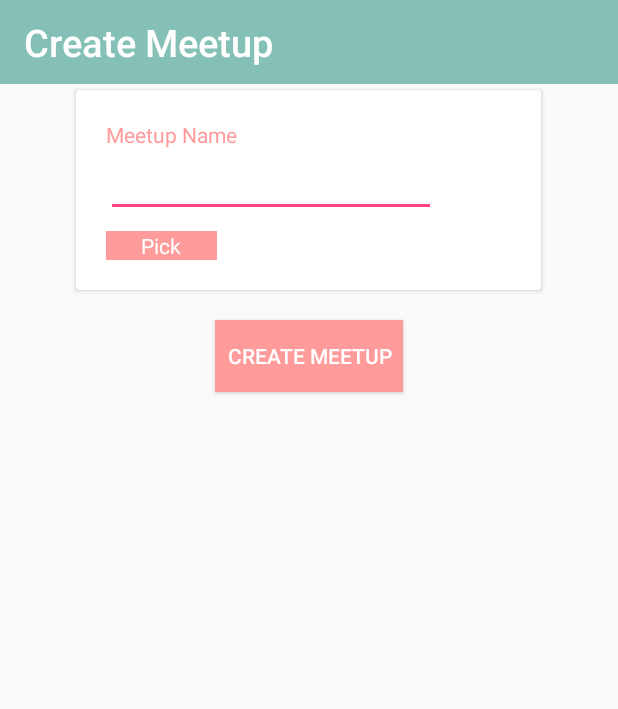
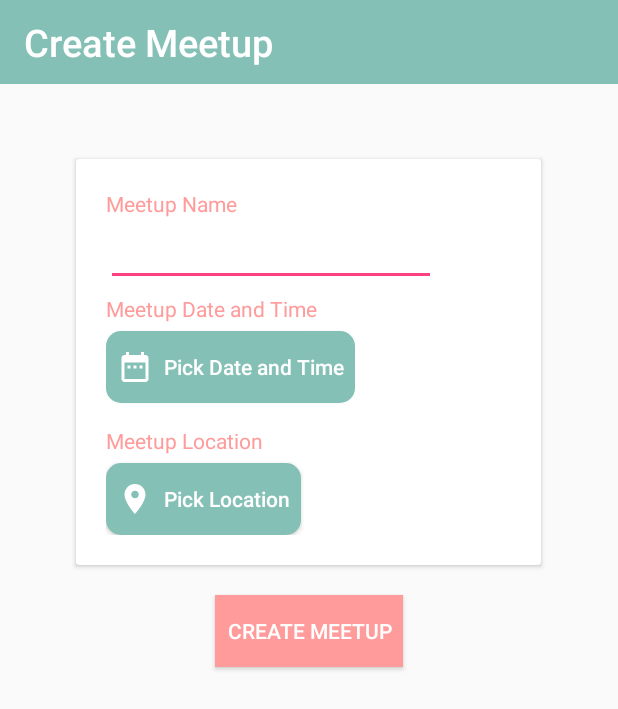
Before and after one commit to saltedfishxx/findastuddy, an Android app: the layout activity_create_meetup.xml on its own in the app's theme, with its tools: preview values and no code run, on a phone screen of 412 x 824 dp. Shown: the top 709 px of the screen. Run offline under Robolectric (Android 15) with nearby library versions, the phone set to English and light mode, and no system bars.

Commit message:
Added in layout for create meetup

```diff
--- /dev/null
+++ b/app/src/main/res/drawable/calendar.xml
@@ -0,0 +1,7 @@
+<vector android:height="24dp" android:tint="#FFFFFF"
+    android:viewportHeight="24.0" android:viewportWidth="24.0"
+    android:width="24dp" xmlns:android="http://schemas.android.com/apk/res/android"
+    >
+
+    <path android:fillColor="#FF000000" android:pathData="M9,11L7,11v2h2v-2zM13,11h-2v2h2v-2zM17,11h-2v2h2v-2zM19,4h-1L18,2h-2v2L8,4L8,2L6,2v2L5,4c-1.11,0 -1.99,0.9 -1.99,2L3,20c0,1.1 0.89,2 2,2h14c1.1,0 2,-0.9 2,-2L21,6c0,-1.1 -0.9,-2 -2,-2zM19,20L5,20L5,9h14v11z"/>
+</vector>
--- /dev/null
+++ b/app/src/main/res/drawable/location.xml
@@ -0,0 +1,5 @@
+<vector android:height="24dp" android:tint="#FFFFFF"
+    android:viewportHeight="24.0" android:viewportWidth="24.0"
+    android:width="24dp" xmlns:android="http://schemas.android.com/apk/res/android">
+    <path android:fillColor="#FF000000" android:pathData="M12,2C8.13,2 5,5.13 5,9c0,5.25 7,13 7,13s7,-7.75 7,-13c0,-3.87 -3.13,-7 -7,-7zM12,11.5c-1.38,0 -2.5,-1.12 -2.5,-2.5s1.12,-2.5 2.5,-2.5 2.5,1.12 2.5,2.5 -1.12,2.5 -2.5,2.5z"/>
+</vector>
--- a/app/src/main/res/layout/activity_create_meetup.xml
+++ b/app/src/main/res/layout/activity_create_meetup.xml
@@ -1,9 +1,10 @@
 <?xml version="1.0" encoding="utf-8"?>
-<android.support.constraint.ConstraintLayout xmlns:android="http://schemas.android.com/apk/res/android"
+<LinearLayout xmlns:android="http://schemas.android.com/apk/res/android"
     xmlns:app="http://schemas.android.com/apk/res-auto"
     xmlns:tools="http://schemas.android.com/tools"
     android:layout_width="match_parent"
     android:layout_height="match_parent"
+    android:orientation="vertical"
     tools:context=".CreateMeetup">
 
     <android.support.v7.widget.Toolbar
@@ -17,14 +18,7 @@
         >
     </android.support.v7.widget.Toolbar>
 
-    <LinearLayout
-        android:layout_width="match_parent"
-        android:layout_height="match_parent"
-        android:gravity="center_horizontal"
-        android:orientation="vertical"
-        android:padding="10dp"
-        tools:layout_editor_absoluteX="0dp"
-        tools:layout_editor_absoluteY="42dp">
+
 
         <android.support.v7.widget.CardView
             android:layout_width="310dp"
@@ -50,16 +44,51 @@
                 <EditText
                     android:id="@+id/editMeetup"
                     android:layout_width="220dp"
-                    android:layout_height="wrap_content" />
+                    android:layout_height="wrap_content"
+                    />
 
                 <TextView
-                    android:layout_width="74dp"
+                    android:layout_width="wrap_content"
                     android:layout_height="wrap_content"
-                    android:background="@color/text_color"
-                    android:text="Pick"
-                    android:textAlignment="center"
+                    android:text="Meetup Date and Time"
+                    android:textColor="@color/text_color"
+                    android:layout_marginTop="5dp"/>
+
+                <Button
+                    android:id="@+id/btnMeetupDateTime"
+                    android:layout_width="wrap_content"
+                    android:layout_height="wrap_content"
+                    android:layout_marginTop="5dp"
+                    android:background="@drawable/rounded_rectangle_green"
+                    android:drawableLeft="@drawable/calendar"
+                    android:drawablePadding="7dp"
+                    android:padding="7dp"
+                    android:text="Pick Date and Time"
                     android:textColor="@color/color_white"
-                    android:layout_marginTop="9dp"/>
+                    android:textAllCaps="false"
+                    />
+
+                <TextView
+                    android:layout_width="wrap_content"
+                    android:layout_height="wrap_content"
+                    android:text="Meetup Location"
+                    android:textColor="@color/text_color"
+                    android:layout_marginTop="15dp"/>
+
+                <Button
+                    android:id="@+id/btnMeetupLocation"
+                    android:layout_width="wrap_content"
+                    android:layout_height="wrap_content"
+                    android:padding="7dp"
+                    android:background="@drawable/rounded_rectangle_green"
+                    android:drawableLeft="@drawable/location"
+                    android:drawablePadding="7dp"
+                    android:text="Pick Location"
+                    android:textAllCaps="false"
+                    android:textColor="@color/color_white"
+                    android:layout_marginTop="5dp"/>
+
+
 
             </LinearLayout>
 
@@ -73,8 +102,7 @@
             android:background="@color/text_color"
             android:text="Create Meetup"
             android:textColor="@color/color_white"
-            android:layout_marginTop="20dp"/>
+            android:layout_marginTop="20dp"
+            android:layout_gravity="center_horizontal"/>
 
     </LinearLayout>
-
-</android.support.constraint.ConstraintLayout>
```
